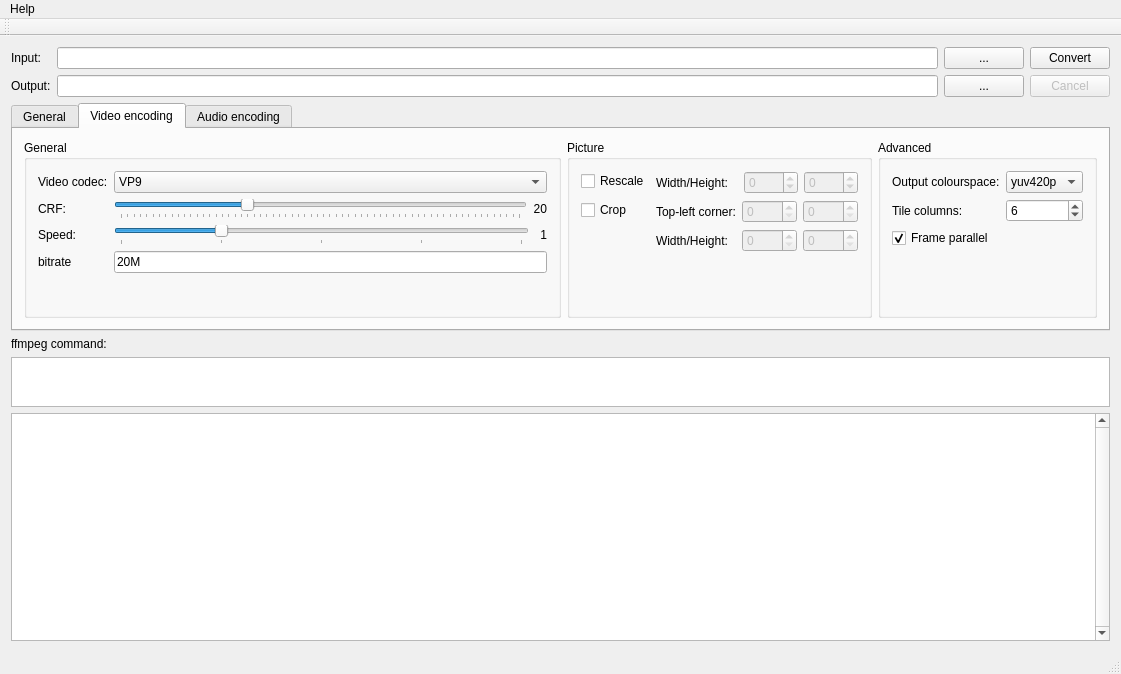
Compizfox/QtWebMConverter, file mainwindow.ui: the form before one commit.
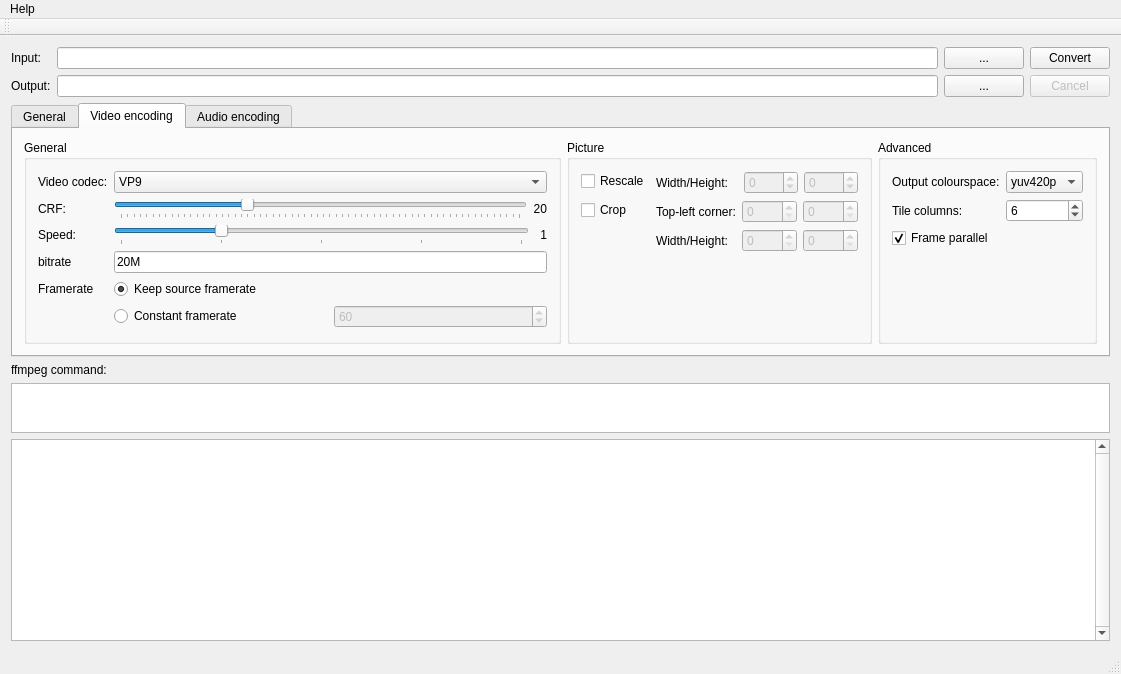
The form after the commit. The open tabs and pages were chosen to show the change.

Commit message: Add framerate control

```diff
--- a/mainwindow.ui
+++ b/mainwindow.ui
@@ -386,6 +386,47 @@
              </property>
             </widget>
            </item>
+           <item row="4" column="0">
+            <widget class="QLabel" name="label_12">
+             <property name="text">
+              <string>Framerate</string>
+             </property>
+            </widget>
+           </item>
+           <item row="4" column="1">
+            <widget class="QRadioButton" name="framerateRadioButton_1">
+             <property name="text">
+              <string>Keep source framerate</string>
+             </property>
+             <property name="checked">
+              <bool>true</bool>
+             </property>
+            </widget>
+           </item>
+           <item row="5" column="1">
+            <layout class="QHBoxLayout" name="horizontalLayout_2">
+             <item>
+              <widget class="QRadioButton" name="framerateRadioButton_2">
+               <property name="text">
+                <string>Constant framerate</string>
+               </property>
+              </widget>
+             </item>
+             <item>
+              <widget class="QSpinBox" name="framerateSpinBox">
+               <property name="enabled">
+                <bool>false</bool>
+               </property>
+               <property name="maximum">
+                <number>999999999</number>
+               </property>
+               <property name="value">
+                <number>60</number>
+               </property>
+              </widget>
+             </item>
+            </layout>
+           </item>
           </layout>
          </widget>
         </item>
```
Left out of the diff: 72 changed lines with no effect on the pictures. The commit also changes 1 other file.
